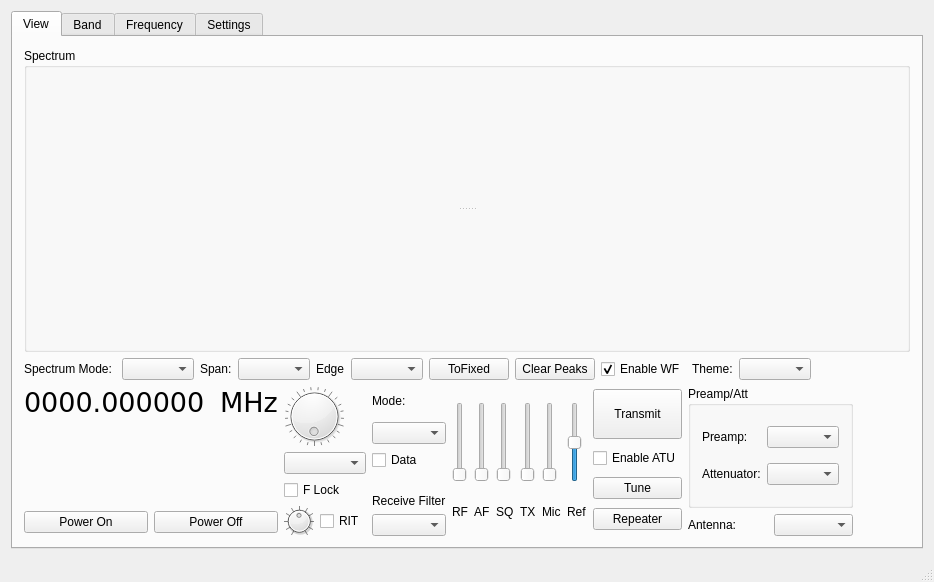
First picture: the form in wfmain.ui, repository adecarolis/wfweb, before the edit.
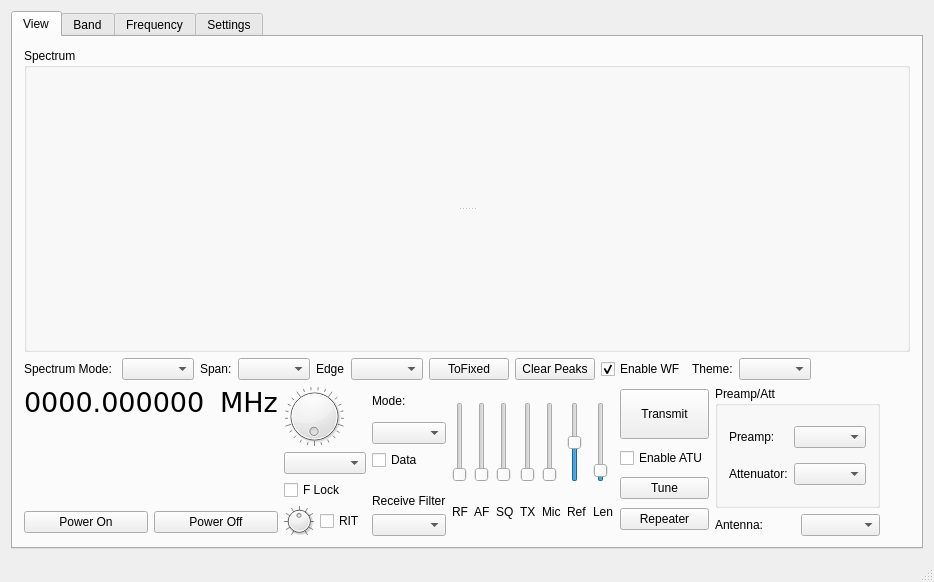
Second picture: the form after the edit. The open tabs and pages were chosen to show the change. Custom widgets are drawn as their Qt base class.

Commit message: Waterfal length may now be adjusted. Let's see what range of length seems good and limit the control accordingly. Also there may be a memory leak in the prepareWf() function where the colormap is created when the image is resized.

Diff of the .ui file:
```diff
--- a/wfmain.ui
+++ b/wfmain.ui
@@ -767,6 +767,60 @@
             </item>
            </layout>
           </item>
+          <item>
+           <layout class="QVBoxLayout" name="verticalLayout_20">
+            <property name="rightMargin">
+             <number>0</number>
+            </property>
+            <item>
+             <widget class="QSlider" name="wfLengthSlider">
+              <property name="minimumSize">
+               <size>
+                <width>0</width>
+                <height>70</height>
+               </size>
+              </property>
+              <property name="maximumSize">
+               <size>
+                <width>16777215</width>
+                <height>80</height>
+               </size>
+              </property>
+              <property name="toolTip">
+               <string>Waterfall Length</string>
+              </property>
+              <property name="accessibleName">
+               <string>Waterfall Length</string>
+              </property>
+              <property name="minimum">
+               <number>100</number>
+              </property>
+              <property name="maximum">
+               <number>1024</number>
+              </property>
+              <property name="value">
+               <number>160</number>
+              </property>
+              <property name="orientation">
+               <enum>Qt::Vertical</enum>
+              </property>
+             </widget>
+            </item>
+            <item>
+             <widget class="QLabel" name="label_35">
+              <property name="maximumSize">
+               <size>
+                <width>16777215</width>
+                <height>15</height>
+               </size>
+              </property>
+              <property name="text">
+               <string>Len</string>
+              </property>
+             </widget>
+            </item>
+           </layout>
+          </item>
           <item>
            <layout class="QVBoxLayout" name="verticalLayout_16">
             <property name="leftMargin">
```
Left out of the diff: 2 changed lines with no effect on the pictures. The commit also changes 3 other files.
